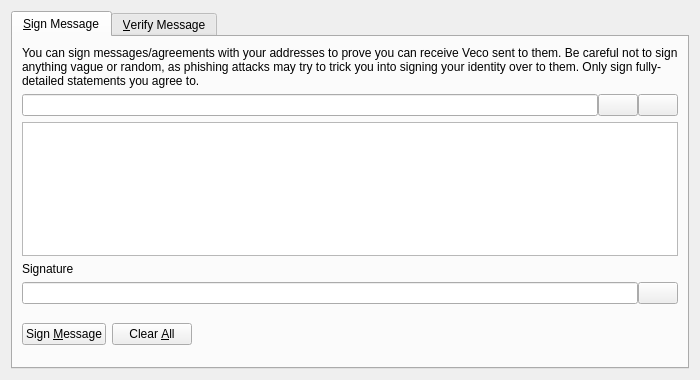
CryptoDevelopmentServices/AdventureCoin, file src/qt/forms/signverifymessagedialog.ui: the form before one commit.
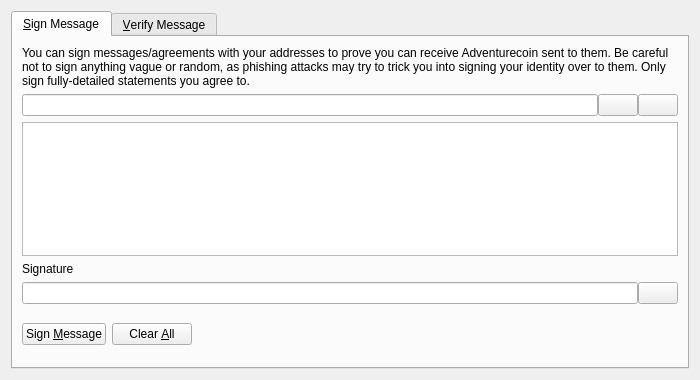
The form after the commit. Custom widgets are drawn as their Qt base class.

```diff
--- a/src/qt/forms/signverifymessagedialog.ui
+++ b/src/qt/forms/signverifymessagedialog.ui
@@ -30,7 +30,7 @@
        <item>
         <widget class="QLabel" name="infoLabel_SM">
          <property name="text">
-          <string>You can sign messages/agreements with your addresses to prove you can receive Veco sent to them. Be careful not to sign anything vague or random, as phishing attacks may try to trick you into signing your identity over to them. Only sign fully-detailed statements you agree to.</string>
+          <string>You can sign messages/agreements with your addresses to prove you can receive Adventurecoin sent to them. Be careful not to sign anything vague or random, as phishing attacks may try to trick you into signing your identity over to them. Only sign fully-detailed statements you agree to.</string>
          </property>
          <property name="textFormat">
           <enum>Qt::PlainText</enum>
```
Left out of the diff: 10 changed lines with no effect on the pictures.
